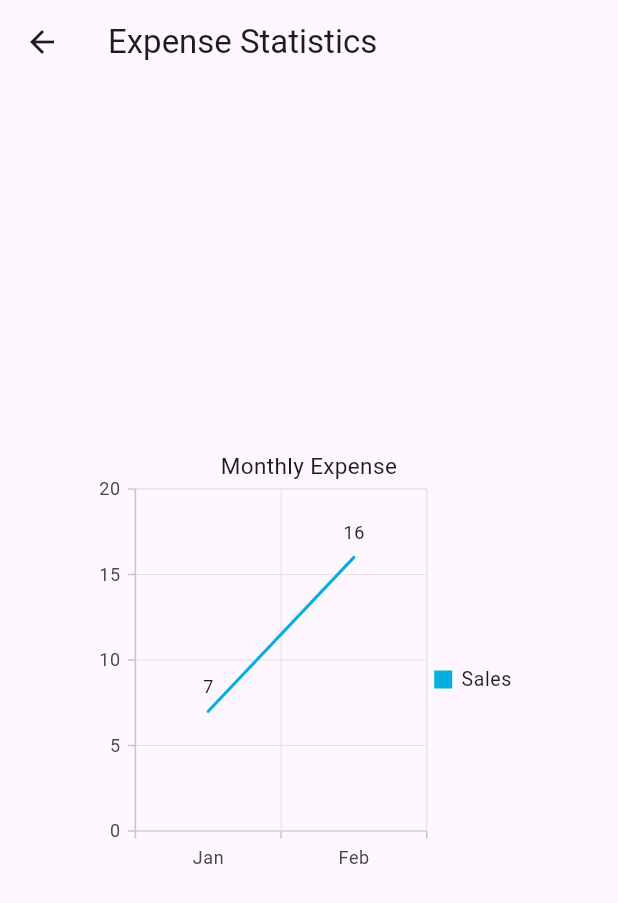
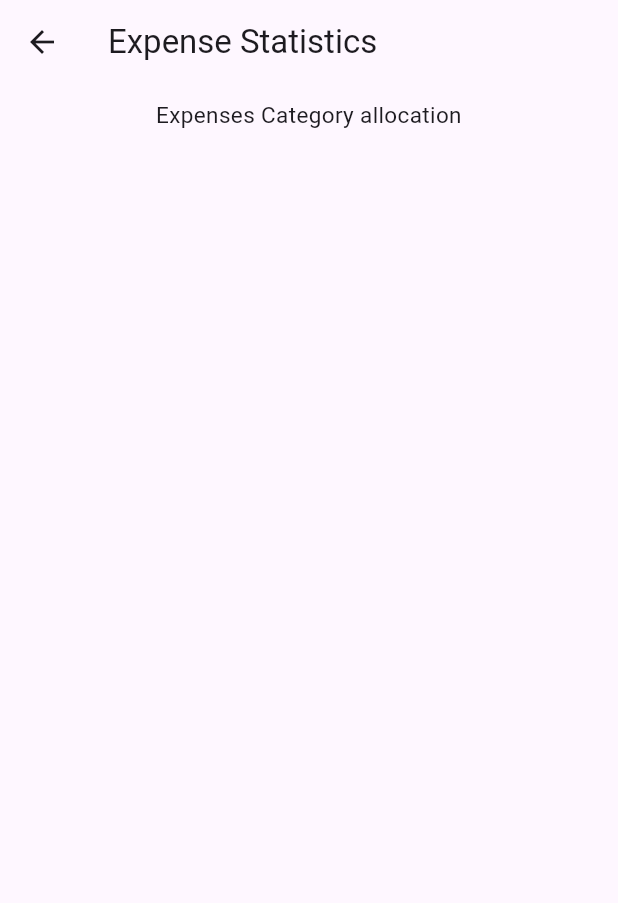
Before and after one commit to Atupele4/myexpensetraker, a Flutter app: the ExpenseStatistics screen opened directly, on a phone screen of 412 x 824 dp. Shown: the top 903 px of the screen. Run offline on Flutter 3.47's test engine with Material 2 defaults, Android fonts, the phone set to English and light mode, and no system bars; our stand-ins replace cloud_firestore, firebase_auth, firebase_core, shared_preferences, sqflite, syncfusion_flutter_charts; accounts and stored records are empty.

Commit message:
updated statistics screen

```diff
--- /dev/null
+++ b/lib/DTO/PieData.dart
@@ -0,0 +1,6 @@
+class PieData {
+  PieData(this.xData, this.yData, this.text);
+  final String xData;
+  final num yData;
+  final String text;
+}
--- a/lib/ExpenseApp/ExpenseStatistics.dart
+++ b/lib/ExpenseApp/ExpenseStatistics.dart
@@ -1,8 +1,8 @@
-import 'package:flutter/cupertino.dart';
 import 'package:flutter/material.dart';
 import 'package:myexpensetraker/DatabaseHelper.dart';
 import 'package:syncfusion_flutter_charts/charts.dart';
-import '../DTO/ExpenseChartData.dart';
+import '../DTO/Expense.dart';
+import '../DTO/PieData.dart';
 
 class ExpenseStatistics extends StatefulWidget {
   const ExpenseStatistics({super.key});
@@ -12,14 +12,44 @@ class ExpenseStatistics extends StatefulWidget {
 }
 
 class _ExpenseStatisticsState extends State<ExpenseStatistics> {
+  List<Expense>? expenses = [];
+  List<PieData> pieChartData = [];
 
-  List<ExpenseChartData> data = [
-    ExpenseChartData('2023','Jan','Food',7),
-    ExpenseChartData('2023','Feb','Transport',16),
-  ];
+  @override
+  void initState() {
+    super.initState();
+    _getExpenses();
+  }
+
+  void _getExpenses() async {
+    expenses = await DatabaseHelper.instance.expenses();
+    _calculatePieChartData();
+  }
+
+  List<PieData> _calculatePieChartData() {
+    Map<String, double> categoryTotals = {};
+
+    for (Expense expense in expenses!) {
+      categoryTotals[expense.category] ??= 0;
+      final totalx = categoryTotals[expense.category] ?? 0;
+      final newTotal = totalx + expense.amount;
+      categoryTotals[expense.category] = newTotal;
+    }
+
+    double totalExpenses = categoryTotals.values.reduce((a, b) => a + b);
+
+    for (MapEntry<String, double> entry in categoryTotals.entries) {
+      setState(() {
+        pieChartData.add(PieData(entry.key, entry.value / totalExpenses * 100, entry.key));
+      });
+    }
+
+    return pieChartData;
+  }
 
   @override
   Widget build(BuildContext context) {
+
     return Scaffold(
       appBar: AppBar(
         title: const Text('Expense Statistics'),
@@ -28,37 +58,21 @@ class _ExpenseStatisticsState extends State<ExpenseStatistics> {
         future: DatabaseHelper.instance.getExpensesTotals(),
         builder: (BuildContext context, AsyncSnapshot<Map<String, double>> snapshot) {
           if (snapshot.hasData) {
-            return Container(
-              margin: const EdgeInsets.all(5),
-              child: Column(
-                mainAxisAlignment: MainAxisAlignment.center,
-                children: [
-                  Row(
-                    mainAxisAlignment: MainAxisAlignment.spaceEvenly,
-                    children: [
-                      Center(
-                        child: SfCartesianChart(
-                            primaryXAxis: CategoryAxis(),
-                            // Chart title
-                            title: ChartTitle(text: 'Monthly Expense'),
-                            // Enable legend
-                            legend: const Legend(isVisible: true),
-                            // Enable tooltip
-                            tooltipBehavior: TooltipBehavior(enable: true),
-                            series: <ChartSeries<ExpenseChartData, String>>[
-                              LineSeries<ExpenseChartData, String>(
-                                  dataSource: data,
-                                  xValueMapper: (ExpenseChartData sales, _) => sales.month,
-                                  yValueMapper: (ExpenseChartData sales, _) => sales.totalItems,
-                                  name: 'Sales',
-                                  // Enable data label
-                                  dataLabelSettings: const DataLabelSettings(isVisible: true))
-                            ]),
-                      ),
-                    ],
-                  ),
-                ],
-              ),
+            return Center(
+                child:SfCircularChart(
+                    title: ChartTitle(text: 'Expenses Category allocation'),
+                    legend: const Legend(isVisible: true),
+                    series: <PieSeries<PieData, String>>[
+                      PieSeries<PieData, String>(
+                          explode: true,
+                          explodeIndex: 0,
+                          dataSource: pieChartData,
+                          xValueMapper: (PieData data, _) => data.xData,
+                          yValueMapper: (PieData data, _) => data.yData,
+                          dataLabelMapper: (PieData data, _) => data.text,
+                          dataLabelSettings: const DataLabelSettings(isVisible: true)),
+                    ]
+                )
             );
           } else if (snapshot.hasError) {
           // An error occurred while loading the data from SQLite.
```
